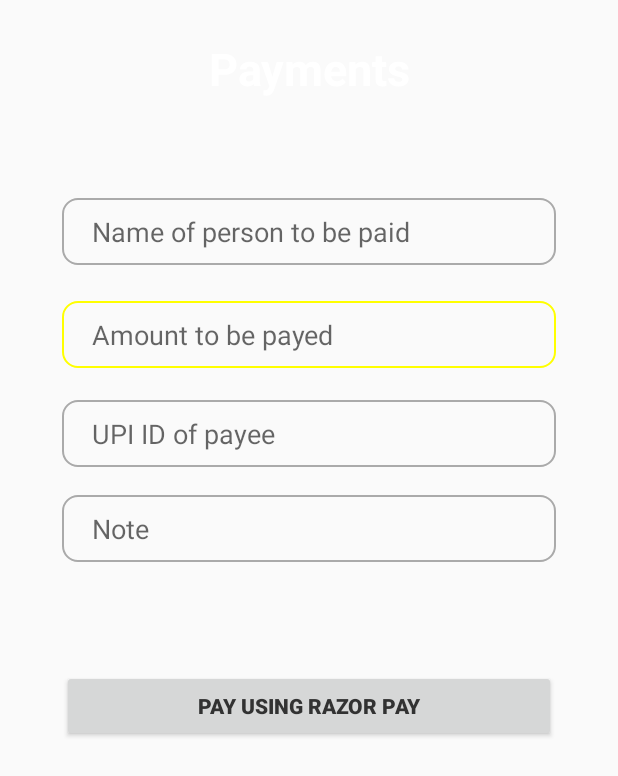
After one commit to ManikantaMandala/openFashion, an Android app: the PaymentActivity screen opened directly, with no data from a screen before it, on a phone screen of 412 x 824 dp. The commit adds this screen. Shown: the top 776 px of the screen. Run offline under Robolectric (Android 15) with nearby library versions, the phone set to English and light mode, and no system bars; libraries missing offline, so code that uses them is left out: com.razorpay; 1 statement that could not run was skipped.

Commit message:
Added pages

```diff
--- a/openFashion/app/build.gradle
+++ b/openFashion/app/build.gradle
@@ -38,4 +38,6 @@ dependencies {
     //noinspection GradleCompatible
     implementation 'com.android.support:cardview-v7:26.1.0'
     androidTestImplementation 'androidx.test.espresso:espresso-core:3.4.0'
+
+    implementation 'com.razorpay:checkout:1.6.12'
 }
--- /dev/null
+++ b/openFashion/app/src/main/res/layout/activity_payment.xml
@@ -0,0 +1,108 @@
+<?xml version="1.0" encoding="utf-8"?>
+<androidx.constraintlayout.widget.ConstraintLayout xmlns:android="http://schemas.android.com/apk/res/android"
+    xmlns:app="http://schemas.android.com/apk/res-auto"
+    xmlns:tools="http://schemas.android.com/tools"
+    android:layout_width="match_parent"
+    android:layout_height="match_parent"
+    tools:context=".PaymentActivity">
+
+    <TextView
+        android:id="@+id/textView"
+        android:layout_width="match_parent"
+        android:layout_height="wrap_content"
+        android:layout_gravity="center"
+        android:gravity="center"
+        android:textColor="@color/white"
+        android:text="Payments"
+        android:textSize="30sp"
+        android:textStyle="bold"
+        app:layout_constraintBottom_toBottomOf="parent"
+        app:layout_constraintEnd_toEndOf="parent"
+        app:layout_constraintStart_toStartOf="parent"
+        app:layout_constraintTop_toTopOf="parent"
+        app:layout_constraintVertical_bias="0.02"
+        android:padding="10dp"/>
+
+    <EditText
+        android:id="@+id/edtamt"
+        android:layout_width="0dp"
+        android:layout_height="wrap_content"
+        android:hint="Amount to be payed"
+        android:background="@drawable/custom_ic_edit_text"
+        app:layout_constraintBottom_toBottomOf="parent"
+        app:layout_constraintEnd_toEndOf="parent"
+        app:layout_constraintStart_toStartOf="parent"
+        app:layout_constraintTop_toBottomOf="@+id/edtname"
+        app:layout_constraintWidth_percent="0.8"
+        app:layout_constraintVertical_bias="0.04"
+        android:paddingLeft="20dp"
+        android:paddingRight="10dp"
+        android:paddingTop="10dp"
+        android:paddingBottom="10dp"/>
+    <EditText
+        android:id="@+id/edtname"
+        android:layout_width="0dp"
+        android:layout_height="wrap_content"
+        android:hint="Name of person to be paid"
+        app:layout_constraintBottom_toBottomOf="parent"
+        app:layout_constraintEnd_toEndOf="parent"
+        app:layout_constraintStart_toStartOf="parent"
+        app:layout_constraintTop_toBottomOf="@+id/textView"
+        app:layout_constraintWidth_percent="0.8"
+        app:layout_constraintVertical_bias="0.08"
+        android:background="@drawable/custom_ic_edit_text"
+        android:paddingLeft="20dp"
+        android:paddingRight="10dp"
+        android:paddingTop="10dp"
+        android:paddingBottom="10dp"/>
+    <EditText
+        android:id="@+id/edtupiid"
+        android:layout_width="0dp"
+        android:background="@drawable/custom_ic_edit_text"
+        android:layout_height="wrap_content"
+        android:hint="UPI ID of payee"
+        app:layout_constraintBottom_toBottomOf="parent"
+        app:layout_constraintEnd_toEndOf="parent"
+        app:layout_constraintStart_toStartOf="parent"
+        app:layout_constraintTop_toBottomOf="@+id/edtamt"
+        app:layout_constraintWidth_percent="0.8"
+        app:layout_constraintVertical_bias="0.04"
+        android:paddingLeft="20dp"
+        android:paddingRight="10dp"
+        android:paddingTop="10dp"
+        android:paddingBottom="10dp"/>
+
+    <EditText
+        android:id="@+id/edtmsg"
+        android:layout_width="0dp"
+        android:layout_height="wrap_content"
+        android:hint="Note"
+        android:background="@drawable/custom_ic_edit_text"
+        app:layout_constraintBottom_toBottomOf="parent"
+        app:layout_constraintEnd_toEndOf="parent"
+        app:layout_constraintStart_toStartOf="parent"
+        app:layout_constraintTop_toBottomOf="@+id/edtupiid"
+        app:layout_constraintWidth_percent="0.8"
+        app:layout_constraintVertical_bias="0.04"
+        android:paddingLeft="20dp"
+        android:paddingRight="10dp"
+        android:paddingTop="10dp"
+        android:paddingBottom="10dp"/>
+
+
+    <androidx.appcompat.widget.AppCompatButton
+        android:id="@+id/paymentButtonPaymentPage"
+        android:layout_width="0dp"
+        android:layout_height="wrap_content"
+        android:layout_marginTop="72dp"
+        android:text="Pay Using Razor Pay"
+        android:textColor="@android:color/secondary_text_light"
+        android:textStyle="bold"
+        app:layout_constraintEnd_toEndOf="@+id/edtmsg"
+        app:layout_constraintStart_toStartOf="@+id/edtmsg"
+        app:layout_constraintTop_toBottomOf="@+id/edtmsg" />
+
+
+
+
+</androidx.constraintlayout.widget.ConstraintLayout>
--- a/openFashion/build.gradle
+++ b/openFashion/build.gradle
@@ -1,6 +1,10 @@
 buildscript {
     dependencies {
         classpath 'com.google.gms:google-services:4.3.10'
+    }
+    repositories {
+        google()
+        mavenCentral()
     }
 }// Top-level build file where you can add configuration options common to all sub-projects/modules.
 plugins {
```
Also changed, not shown: openFashion/app/src/main/AndroidManifest.xml (+36 -4 lines), openFashion/app/src/main/java/com/bmlmunjal/openfashion/PaymentActivity.java (added, +73 -0 lines), openFashion/app/src/main/java/com/bmlmunjal/openfashion/ProductActivity.java (added, +14 -0 lines), openFashion/app/src/main/java/com/bmlmunjal/openfashion/homeCardAdaptorHomeFragment.java (+8 -7 lines), openFashion/app/src/main/java/com/bmlmunjal/openfashion/successfullPayment.java (added, +14 -0 lines), openFashion/app/src/main/res/layout/activity_product.xml (added, +9 -0 lines), openFashion/app/src/main/res/layout/activity_successfull_payment.xml (added, +9 -0 lines), 1 other file.
